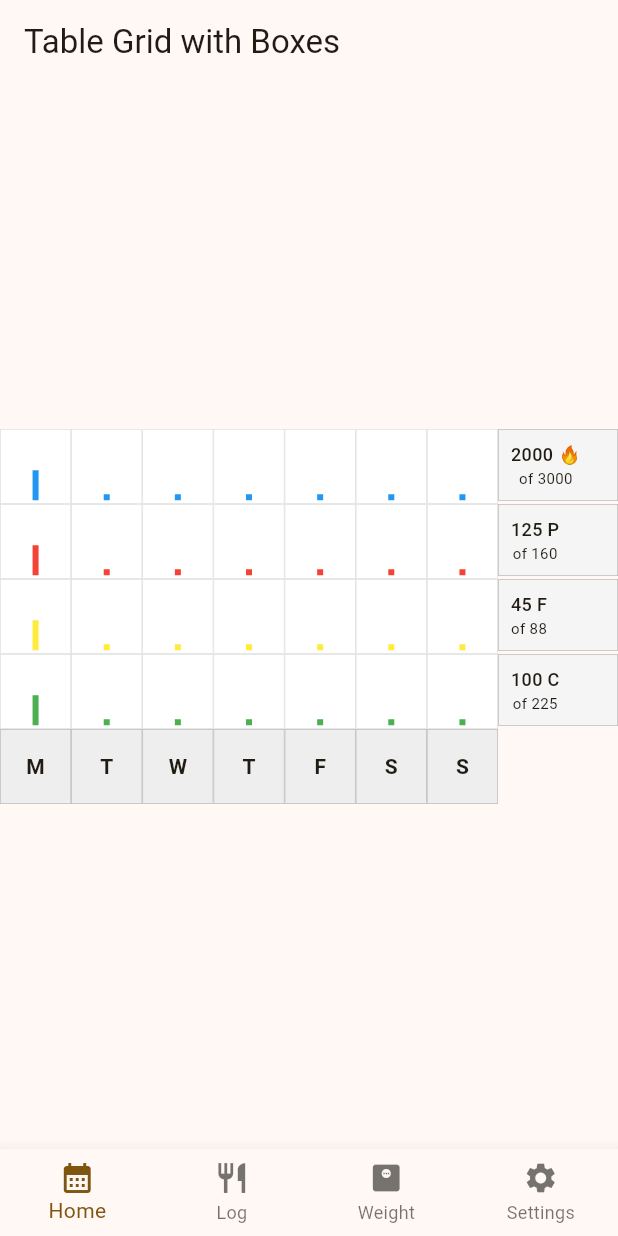
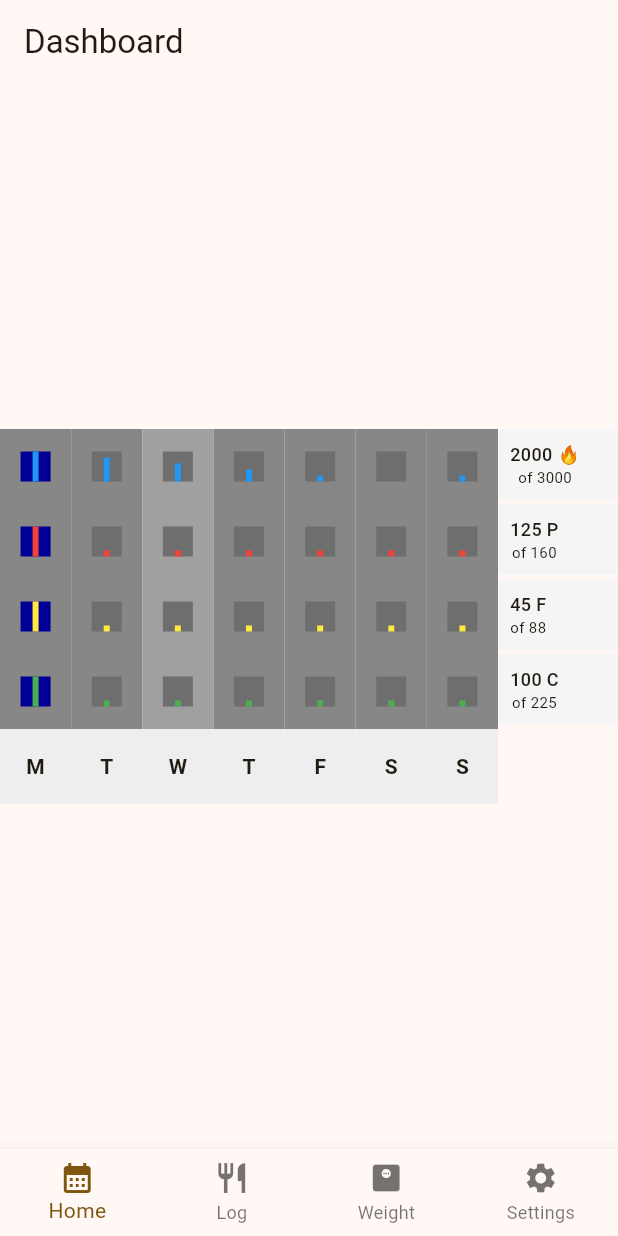
Before and after one commit to chadat23/free_cal_counter, a Flutter app: the screen it shows after launch, on a phone screen of 412 x 824 dp. Run offline on Flutter 3.47's test engine with Material 3 defaults, Android fonts, the phone set to English and light mode, and no system bars.

Commit message:
updating colors

```diff
--- a/lib/screens/home_screen.dart
+++ b/lib/screens/home_screen.dart
@@ -6,7 +6,7 @@ class HomeScreen extends StatelessWidget {
   @override
   Widget build(BuildContext context) {
     return Scaffold(
-      appBar: AppBar(title: const Text('Table Grid with Boxes')),
+      appBar: AppBar(title: const Text('Dashboard')),
       body: Center(
         child: Table(
           // No border on the Table itself, as cells will have their own
@@ -24,12 +24,12 @@ class HomeScreen extends StatelessWidget {
             // Row 1
             TableRow(
               children: <Widget>[
-                _buildBarChartCell(Colors.blue, 100),
+                _buildBarChartCell(Colors.blue, 100, dayColor: const Color.fromARGB(255, 0, 0, 150)),
+                _buildBarChartCell(Colors.blue, 80),
+                _buildBarChartCell(Colors.blue, 60, selectionColor: const Color.fromARGB(255, 160, 160, 160)),
+                _buildBarChartCell(Colors.blue, 40),
                 _buildBarChartCell(Colors.blue, 20),
-                _buildBarChartCell(Colors.blue, 20),
-                _buildBarChartCell(Colors.blue, 20),
-                _buildBarChartCell(Colors.blue, 20),
-                _buildBarChartCell(Colors.blue, 20),
+                _buildBarChartCell(Colors.blue, 0),
                 _buildBarChartCell(Colors.blue, 20),
                 _buildLabelCell('2000 🔥', 'of 3000'),
               ],
@@ -37,9 +37,9 @@ class HomeScreen extends StatelessWidget {
             // Row 2 (with an empty cell)
             TableRow(
               children: <Widget>[
-                _buildBarChartCell(Colors.red, 100),
+                _buildBarChartCell(Colors.red, 100, dayColor: const Color.fromARGB(255, 0, 0, 150)),
                 _buildBarChartCell(Colors.red, 20),
-                _buildBarChartCell(Colors.red, 20),
+                _buildBarChartCell(Colors.red, 20, selectionColor: const Color.fromARGB(255, 160, 160, 160)),
                 _buildBarChartCell(Colors.red, 20),
                 _buildBarChartCell(Colors.red, 20),
                 _buildBarChartCell(Colors.red, 20),
@@ -50,9 +50,9 @@ class HomeScreen extends StatelessWidget {
             // Row 3
             TableRow(
               children: <Widget>[
-                _buildBarChartCell(Colors.yellow, 100),
+                _buildBarChartCell(Colors.yellow, 100, dayColor: const Color.fromARGB(255, 0, 0, 150)),
                 _buildBarChartCell(Colors.yellow, 20),
-                _buildBarChartCell(Colors.yellow, 20),
+                _buildBarChartCell(Colors.yellow, 20, selectionColor: const Color.fromARGB(255, 160, 160, 160)),
                 _buildBarChartCell(Colors.yellow, 20),
                 _buildBarChartCell(Colors.yellow, 20),
                 _buildBarChartCell(Colors.yellow, 20),
@@ -63,9 +63,9 @@ class HomeScreen extends StatelessWidget {
             // Row 4
             TableRow(
               children: <Widget>[
-                _buildBarChartCell(Colors.green, 100),
+                _buildBarChartCell(Colors.green, 100, dayColor: const Color.fromARGB(255, 0, 0, 150)),
                 _buildBarChartCell(Colors.green, 20),
-                _buildBarChartCell(Colors.green, 20),
+                _buildBarChartCell(Colors.green, 20, selectionColor: const Color.fromARGB(255, 160, 160, 160)),
                 _buildBarChartCell(Colors.green, 20),
                 _buildBarChartCell(Colors.green, 20),
                 _buildBarChartCell(Colors.green, 20),
@@ -83,9 +83,7 @@ class HomeScreen extends StatelessWidget {
                 _buildFooterCell('F'),
                 _buildFooterCell('S'),
                 _buildFooterCell('S'),
-                const SizedBox(
-                    height: 50,
-                    child: Center(child: Text(''))), // Empty top-left corner
+                _buildEmptyCell(),
               ],
             ),
           ],
@@ -101,7 +99,7 @@ class HomeScreen extends StatelessWidget {
       alignment: Alignment.center,
       decoration: BoxDecoration(
         color: Colors.grey[200],
-        border: Border.all(color: Colors.grey.shade400, width: 0.5),
+        // Removed border to eliminate borders between cells
       ),
       height: 50,
       child: Text(
@@ -118,7 +116,7 @@ class HomeScreen extends StatelessWidget {
       alignment: Alignment.centerLeft,
       decoration: BoxDecoration(
         color: Colors.grey[100],
-        border: Border.all(color: Colors.grey.shade400, width: 0.5),
+        // Removed border to eliminate borders between cells
       ),
       child: Column(
         children: [
@@ -135,37 +133,21 @@ class HomeScreen extends StatelessWidget {
     );
   }
 
-  // Content cells now have a clear border
-  Widget _buildContentCell(Color color, String text) {
-    return Container(
-      padding: const EdgeInsets.all(8.0),
-      alignment: Alignment.center,
-      decoration: BoxDecoration(
-        color: color.withOpacity(0.2), // Light background color
-        border: Border.all(color: Colors.black, width: 0.8), // Distinct box border
-      ),
-      child: Text(text),
-    );
-  }
-
-  // Empty cells also have a clear border to show they are "boxes"
   Widget _buildEmptyCell() {
     return Container(
-      // The height will be determined by the tallest content in the row
-      // We are just adding decoration to make it visible as a box
       decoration: BoxDecoration(
-        color: Colors.grey[50],
-        border: Border.all(color: Colors.black, width: 0.8), // Distinct box border
+        color: Colors.grey[200],
       ),
     );
   }
 
   // Constants for consistent cell sizing for bar charts
   final double _barChartCellHeight = 50.0; // Example fixed height for the entire cell
-  final double _barWidthFixed = 4.0; // Fixed bar width
-  final double _maxBarHeightFixed = 20.0; // Max height for the bar itself (at 100%)
+  final double _barWidth = 4.0; // Fixed bar width
+  final double _maxBarHeight= 20.0; // Max height for the bar itself (at 100%)
+  final double _barGraphTrackWidth = 20.0;
 
-  Widget _buildBarChartCell(Color color, double value) {
+  Widget _buildBarChartCell(Color color, double value, {Color dayColor = const Color.fromARGB(255, 110, 110, 110), Color selectionColor = const Color.fromARGB(255, 135, 135, 135)}) {
     // 1. Error Checking: Ensure value is within 0-100
     if (value < 0) {
       debugPrint('Warning: Bar chart value $value is less than 0. Clamping to 0.');
@@ -176,31 +158,38 @@ class HomeScreen extends StatelessWidget {
       value = 100;
     }
 
-    // 2. Calculate actual bar height based on percentage
-    final double barHeight = (_maxBarHeightFixed * (value / 100));
+    // Calculate actual bar height based on percentage
+    final double currentBarHeight = (_maxBarHeight * (value / 100));
 
-    // 3. Create the bar using a Container
-    final Widget bar = Container(
-      width: _barWidthFixed,
-      height: barHeight,
-      color: color,
-    );
-
-    // 4. Wrap the bar and text in a Container with a fixed height
     return Container(
-      height: _barChartCellHeight, // <--- **Crucial Change: Fixed height for the cell**
-      alignment: Alignment.bottomCenter,
-      padding: const EdgeInsets.symmetric(horizontal: 4.0, vertical: 2.0),
+      height: _barChartCellHeight, // Outer container for the entire grid cell
+      // Outer container provides overall cell styling (background, rounded border for the cell itself)
       decoration: BoxDecoration(
-        color: Colors.white,
-        border: Border.all(color: Colors.grey.shade300, width: 0.5),
+        color: selectionColor,
       ),
-      child: Column(
-        mainAxisSize: MainAxisSize.min,
-        mainAxisAlignment: MainAxisAlignment.end,
-        children: [
-          bar,
-        ],
+      alignment: Alignment.center, // Center the bar graph component within the cell
+      padding: const EdgeInsets.all(4.0), // Padding around the bar graph component from cell edge
+      child: SizedBox(
+        width: _barGraphTrackWidth, // Defines the total width for the track and bar
+        height: _maxBarHeight, // Defines the total height for the track and bar
+        child: Stack(
+          // The bar should simply grow from the bottom of this Stack
+          alignment: Alignment.bottomCenter, // **Crucial: All children align to bottom center**
+          children: [
+            // 1. Background Track (Rectangular)
+            Container(
+              width: _barGraphTrackWidth,
+              height: _maxBarHeight,
+              color: dayColor, // Light grey background for the rectangular track
+            ),
+            // 2. The Actual Bar (Rectangular, grows upwards from the bottom)
+            Container(
+              width: _barWidth, // This is the narrower width of the actual bar
+              height: currentBarHeight, // Bar grows from bottom up to this height
+              color: color, // The actual bar color
+            ),
+          ],
+        ),
       ),
     );
   }
```
